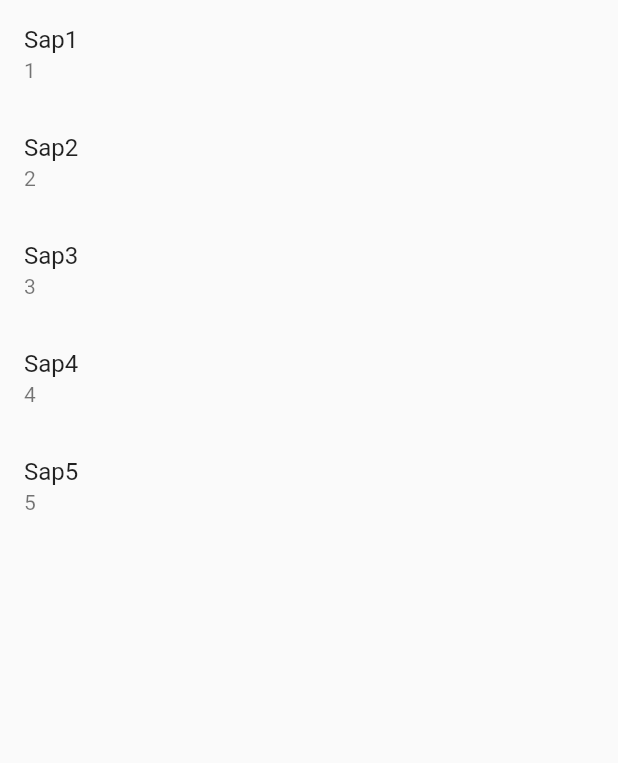
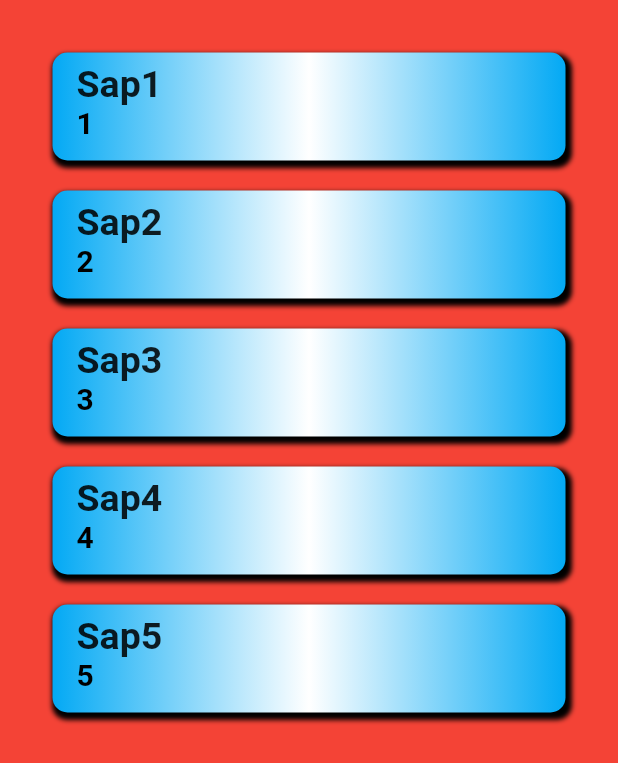
Before and after one commit to Sapna2001/Flutter, a Flutter app: the screen it shows after launch, on a phone screen of 412 x 824 dp. Shown: the top 763 px of the screen. Run offline on Flutter 3.47's test engine with Material 2 defaults, Android fonts, the phone set to English and light mode, and no system bars.

Commit message:
files added

```diff
--- a/tiles/lib/tiles.dart
+++ b/tiles/lib/tiles.dart
@@ -11,12 +11,32 @@ class _TilesState extends State<Tiles> {
   @override
   Widget build(BuildContext context) {
    return Scaffold(
+     backgroundColor: Colors.red,
      body: ListView.builder(
+         padding: const EdgeInsets.all(25),
          itemCount: list.student.length,
          itemBuilder: (BuildContext context,index) {
-            return ListTile(
-              title: Text('${list.listName(index)}'),
-              subtitle: Text('${list.listRollNo(index)}') ,
+            return Container(
+              margin: const EdgeInsets.all(10),
+              decoration: BoxDecoration(
+                  borderRadius: BorderRadius.circular(10),
+                  boxShadow: [
+                    BoxShadow(
+                        color: Colors.black,
+                        blurRadius: 2,
+                        spreadRadius: 2,
+                        offset: Offset(2.0,3.0),
+                    )
+                  ],
+                  gradient: LinearGradient(colors: [Colors.lightBlue,Colors.white,Colors.lightBlue])
+              ),
+              child: ListTile(
+                  title: Text('${list.listName(index)}',
+                      style: TextStyle(fontSize: 25.0, fontWeight: FontWeight.bold, color: Colors.black87)),
+                  subtitle: Text('${list.listRollNo(index)}',
+                      style: TextStyle(fontSize: 20.0, fontWeight: FontWeight.bold, color: Colors.black) ,
+              ),
+            )
             );
          }
      ),
```
Also changed, not shown: 1 other file.
